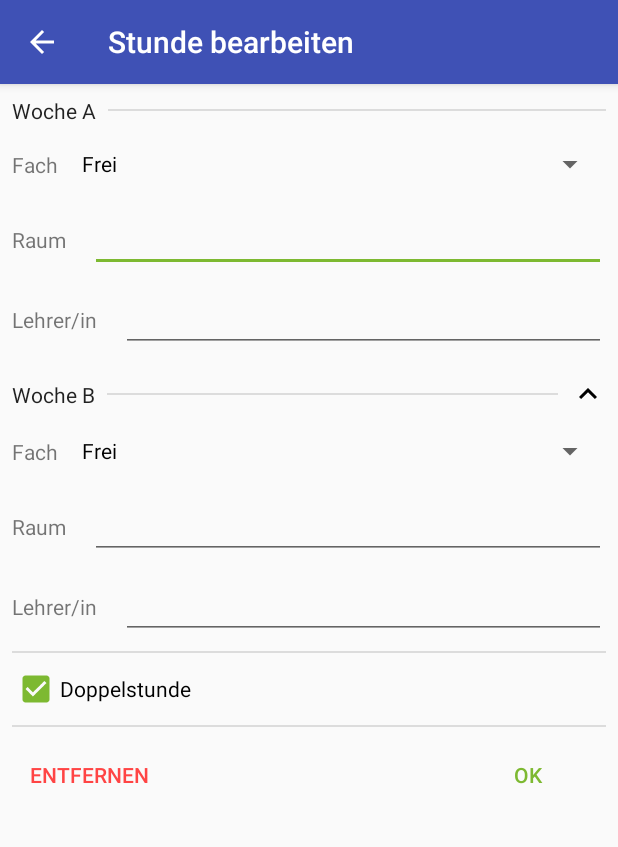
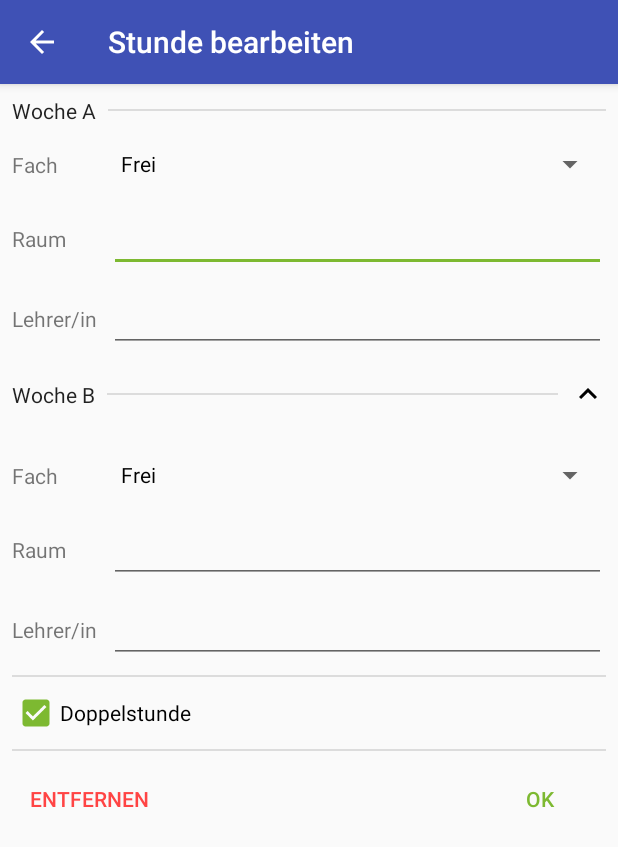
Before and after one commit to TecCheck/TG-Vertretung, an Android app: the TimeTableEditActivity screen opened directly, with no data from a screen before it, after a tap on "Woche B", on a phone screen of 412 x 824 dp. Shown: the top 847 px of the screen. Run offline under Robolectric (Android 15) with nearby library versions, the phone set to English and light mode, and no system bars; libraries missing offline, so code that uses them is left out: de.sematre.tg; 2 statements that could not run were skipped.

Commit message:
Reorganized TimeTableEdit Layout

```diff
--- a/app/src/main/java/de/coop/tgvertretung/activity/TimeTableEditActivity.java
+++ b/app/src/main/java/de/coop/tgvertretung/activity/TimeTableEditActivity.java
@@ -79,7 +79,7 @@ public class TimeTableEditActivity extends AppCompatActivity {
         removeButton = findViewById(R.id.buttonRemove);
 
         layoutB = findViewById(R.id.layoutB);
-        dividerB = findViewById(R.id.linearLayout5);
+        dividerB = findViewById(R.id.headerB);
         expander = findViewById(R.id.imageView3);
         layoutB.setVisibility(View.GONE);
         dividerB.setOnClickListener(v -> {
--- a/app/src/main/res/layout/activity_time_table_edit.xml
+++ b/app/src/main/res/layout/activity_time_table_edit.xml
@@ -1,15 +1,14 @@
 <?xml version="1.0" encoding="utf-8"?>
 <ScrollView xmlns:android="http://schemas.android.com/apk/res/android"
     xmlns:app="http://schemas.android.com/apk/res-auto"
-    xmlns:tools="http://schemas.android.com/tools"
     android:layout_width="match_parent"
     android:layout_height="match_parent">
     <android.support.constraint.ConstraintLayout
         android:layout_width="match_parent"
-        android:layout_height="match_parent">
+        android:layout_height="wrap_content">
 
         <LinearLayout
-            android:id="@+id/linearLayout1"
+            android:id="@+id/headerA"
             android:layout_width="match_parent"
             android:layout_height="match_parent"
             android:layout_marginStart="8dp"
@@ -39,50 +38,61 @@
             android:id="@+id/layoutA"
             android:layout_width="0dp"
             android:layout_height="wrap_content"
-            android:layout_marginTop="0dp"
             android:orientation="vertical"
             app:layout_constraintEnd_toEndOf="parent"
             app:layout_constraintHorizontal_bias="0.0"
             app:layout_constraintStart_toStartOf="parent"
-            app:layout_constraintTop_toBottomOf="@+id/linearLayout1"
-            app:layout_constraintVertical_bias="1.0">
+            app:layout_constraintTop_toBottomOf="@+id/headerA">
 
-            <LinearLayout
-                android:id="@+id/linearLayout2"
-                android:layout_width="match_parent"
+            <EditText
+                android:id="@+id/editTextRoom"
+                android:layout_width="0dp"
+                android:layout_height="wrap_content"
+                android:layout_marginTop="8dp"
+                android:layout_marginEnd="8dp"
+                android:inputType="text"
+                app:layout_constraintEnd_toEndOf="parent"
+                app:layout_constraintStart_toStartOf="@+id/editTextTeacher"
+                app:layout_constraintTop_toBottomOf="@+id/linearLayout9" />
+
+            <EditText
+                android:id="@+id/editTextTeacher"
+                android:layout_width="0dp"
                 android:layout_height="wrap_content"
                 android:layout_marginStart="8dp"
                 android:layout_marginTop="8dp"
                 android:layout_marginEnd="8dp"
+                android:inputType="text"
+                app:layout_constraintEnd_toEndOf="parent"
+                app:layout_constraintStart_toEndOf="@+id/textView8"
+                app:layout_constraintTop_toBottomOf="@+id/editTextRoom" />
+
+            <LinearLayout
+                android:id="@+id/linearLayout9"
+                android:layout_width="0dp"
+                android:layout_height="wrap_content"
+                android:layout_marginTop="8dp"
+                android:layout_marginEnd="8dp"
                 android:orientation="horizontal"
                 app:layout_constraintEnd_toEndOf="parent"
-                app:layout_constraintStart_toStartOf="parent"
+                app:layout_constraintStart_toStartOf="@+id/editTextRoom"
                 app:layout_constraintTop_toTopOf="parent">
 
-                <TextView
-                    android:layout_width="wrap_content"
+                <EditText
+                    android:id="@+id/editTextSubjectName"
+                    android:layout_width="match_parent"
                     android:layout_height="wrap_content"
-                    android:layout_gravity="center_vertical"
-                    android:paddingEnd="8dp"
-                    android:text="@string/subject" />
+                    android:layout_weight="1"
+                    android:hint="@string/symbol_name"
+                    android:inputType="text"
+                    android:visibility="gone" />
 
                 <EditText
                     android:id="@+id/editTextSubject"
                     android:layout_width="match_parent"
                     android:layout_height="wrap_content"
-                    android:layout_marginStart="16dp"
                     android:layout_weight="1"
                     android:hint="@string/symbol"
-                    android:inputType="text"
-                    android:visibility="gone" />
-
-                <EditText
-                    android:id="@+id/editTextSubjectName"
-                    android:layout_width="match_parent"
-                    android:layout_height="wrap_content"
-                    android:layout_marginStart="16dp"
-                    android:layout_weight="1"
-                    android:hint="@string/symbol_name"
                     android:inputType="text"
                     android:visibility="gone" />
 
@@ -90,64 +100,43 @@
                     android:id="@+id/spinner"
                     android:layout_width="match_parent"
                     android:layout_height="wrap_content"
-                    android:spinnerMode="dropdown"
-                    android:visibility="visible" />
-
+                    android:spinnerMode="dropdown" />
             </LinearLayout>
 
-            <LinearLayout
-                android:id="@+id/linearLayout3"
-                android:layout_width="match_parent"
+            <TextView
+                android:layout_width="wrap_content"
                 android:layout_height="wrap_content"
                 android:layout_marginStart="8dp"
-                android:layout_marginTop="8dp"
-                android:layout_marginEnd="8dp"
-                android:orientation="horizontal"
-                app:layout_constraintEnd_toEndOf="parent"
+                android:text="@string/room"
+                app:layout_constraintBottom_toBottomOf="@+id/editTextRoom"
                 app:layout_constraintStart_toStartOf="parent"
-                app:layout_constraintTop_toBottomOf="@+id/linearLayout2">
+                app:layout_constraintTop_toTopOf="@+id/editTextRoom" />
 
-                <TextView
-                    android:layout_width="wrap_content"
-                    android:layout_height="wrap_content"
-                    android:text="@string/room" />
+            <TextView
+                android:id="@+id/textView7"
+                android:layout_width="wrap_content"
+                android:layout_height="wrap_content"
+                android:layout_gravity="center_vertical"
+                android:layout_marginStart="8dp"
+                android:paddingEnd="8dp"
+                android:text="@string/subject"
+                app:layout_constraintBottom_toBottomOf="@+id/linearLayout9"
+                app:layout_constraintStart_toStartOf="parent"
+                app:layout_constraintTop_toTopOf="@+id/linearLayout9" />
 
-                <EditText
-                    android:id="@+id/editTextRoom"
-                    android:layout_width="match_parent"
-                    android:layout_height="wrap_content"
-                    android:layout_marginStart="16dp"
-                    android:inputType="text" />
-            </LinearLayout>
-
-            <LinearLayout
-                android:id="@+id/linearLayout4"
-                android:layout_width="match_parent"
+            <TextView
+                android:id="@+id/textView8"
+                android:layout_width="wrap_content"
                 android:layout_height="wrap_content"
                 android:layout_marginStart="8dp"
-                android:layout_marginTop="8dp"
-                android:layout_marginEnd="8dp"
-                android:orientation="horizontal"
-                app:layout_constraintEnd_toEndOf="parent"
+                android:text="@string/teacher"
+                app:layout_constraintBottom_toBottomOf="@+id/editTextTeacher"
                 app:layout_constraintStart_toStartOf="parent"
-                app:layout_constraintTop_toBottomOf="@+id/linearLayout3">
-
-                <TextView
-                    android:layout_width="wrap_content"
-                    android:layout_height="wrap_content"
-                    android:text="@string/teacher" />
-
-                <EditText
-                    android:id="@+id/editTextTeacher"
-                    android:layout_width="match_parent"
-                    android:layout_height="wrap_content"
-                    android:layout_marginStart="16dp"
-                    android:inputType="text" />
-            </LinearLayout>
+                app:layout_constraintTop_toTopOf="@+id/editTextTeacher" />
         </android.support.constraint.ConstraintLayout>
 
         <android.support.constraint.ConstraintLayout
-            android:id="@+id/linearLayout5"
+            android:id="@+id/headerB"
             android:layout_width="match_parent"
             android:layout_height="wrap_content"
             android:layout_marginStart="8dp"
@@ -193,32 +182,46 @@
             android:id="@+id/layoutB"
             android:layout_width="0dp"
             android:layout_height="wrap_content"
-            android:layout_marginTop="0dp"
+            android:layout_marginTop="16dp"
             android:orientation="vertical"
             app:layout_constraintEnd_toEndOf="parent"
-            app:layout_constraintHorizontal_bias="0.0"
+            app:layout_constraintHorizontal_bias="1.0"
             app:layout_constraintStart_toStartOf="parent"
-            app:layout_constraintTop_toBottomOf="@+id/linearLayout5"
-            app:layout_constraintVertical_bias="1.0">
+            app:layout_constraintTop_toBottomOf="@+id/headerB">
 
-            <LinearLayout
-                android:id="@+id/linearLayout6"
-                android:layout_width="match_parent"
+            <EditText
+                android:id="@+id/editTextRoomB"
+                android:layout_width="0dp"
+                android:layout_height="wrap_content"
+                android:layout_marginTop="8dp"
+                android:layout_marginEnd="8dp"
+                android:inputType="text"
+                app:layout_constraintEnd_toEndOf="parent"
+                app:layout_constraintStart_toStartOf="@+id/editTextTeacherB"
+                app:layout_constraintTop_toBottomOf="@+id/linearLayout6" />
+
+            <EditText
+                android:id="@+id/editTextTeacherB"
+                android:layout_width="0dp"
                 android:layout_height="wrap_content"
                 android:layout_marginStart="8dp"
                 android:layout_marginTop="8dp"
                 android:layout_marginEnd="8dp"
+                android:inputType="text"
+                app:layout_constraintEnd_toEndOf="parent"
+                app:layout_constraintStart_toEndOf="@+id/textView10"
+                app:layout_constraintTop_toBottomOf="@+id/editTextRoomB" />
+
+            <LinearLayout
+                android:id="@+id/linearLayout6"
+                android:layout_width="0dp"
+                android:layout_height="wrap_content"
+                android:layout_marginTop="8dp"
+                android:layout_marginEnd="8dp"
                 android:orientation="horizontal"
                 app:layout_constraintEnd_toEndOf="parent"
-                app:layout_constraintStart_toStartOf="parent"
+                app:layout_constraintStart_toStartOf="@+id/editTextRoomB"
                 app:layout_constraintTop_toTopOf="parent">
-
-                <TextView
-                    android:layout_width="wrap_content"
-                    android:layout_height="wrap_content"
-                    android:layout_gravity="center_vertical"
-                    android:paddingEnd="8dp"
-                    android:text="@string/subject" />
 
                 <EditText
                     android:id="@+id/editTextSubjectB"
@@ -249,55 +252,36 @@
 
             </LinearLayout>
 
-            <LinearLayout
-                android:id="@+id/linearLayout7"
-                android:layout_width="match_parent"
+            <TextView
+                android:id="@+id/textView9"
+                android:layout_width="wrap_content"
+                android:layout_height="wrap_content"
+                android:layout_gravity="center_vertical"
+                android:layout_marginStart="8dp"
+                android:paddingEnd="8dp"
+                android:text="@string/subject"
+                app:layout_constraintBottom_toBottomOf="@+id/linearLayout6"
+                app:layout_constraintStart_toStartOf="parent"
+                app:layout_constraintTop_toTopOf="@+id/linearLayout6" />
+
+            <TextView
+                android:id="@+id/textView10"
+                android:layout_width="wrap_content"
                 android:layout_height="wrap_content"
                 android:layout_marginStart="8dp"
-                android:layout_marginTop="8dp"
-                android:layout_marginEnd="8dp"
-                android:orientation="horizontal"
-                app:layout_constraintEnd_toEndOf="parent"
+                android:text="@string/teacher"
+                app:layout_constraintBottom_toBottomOf="@+id/editTextTeacherB"
                 app:layout_constraintStart_toStartOf="parent"
-                app:layout_constraintTop_toBottomOf="@+id/linearLayout6">
+                app:layout_constraintTop_toTopOf="@+id/editTextTeacherB" />
 
-                <TextView
-                    android:layout_width="wrap_content"
-                    android:layout_height="wrap_content"
-                    android:text="@string/room" />
-
-                <EditText
-                    android:id="@+id/editTextRoomB"
-                    android:layout_width="match_parent"
-                    android:layout_height="wrap_content"
-                    android:layout_marginStart="16dp"
-                    android:inputType="text" />
-            </LinearLayout>
-
-            <LinearLayout
-                android:id="@+id/linearLayout8"
-                android:layout_width="match_parent"
+            <TextView
+                android:layout_width="wrap_content"
                 android:layout_height="wrap_content"
                 android:layout_marginStart="8dp"
-                android:layout_marginTop="8dp"
-                android:layout_marginEnd="8dp"
-                android:orientation="horizontal"
-                app:layout_constraintEnd_toEndOf="parent"
+                android:text="@string/room"
+                app:layout_constraintBottom_toBottomOf="@+id/editTextRoomB"
                 app:layout_constraintStart_toStartOf="parent"
-                app:layout_constraintTop_toBottomOf="@+id/linearLayout7">
-
-                <TextView
-                    android:layout_width="wrap_content"
-                    android:layout_height="wrap_content"
-                    android:text="@string/teacher" />
-
-                <EditText
-                    android:id="@+id/editTextTeacherB"
-                    android:layout_width="match_parent"
-                    android:layout_height="wrap_content"
-                    android:layout_marginStart="16dp"
-                    android:inputType="text" />
-            </LinearLayout>
+                app:layout_constraintTop_toTopOf="@+id/editTextRoomB" />
 
         </android.support.constraint.ConstraintLayout>
 
@@ -315,11 +299,12 @@
 
         <CheckBox
             android:id="@+id/checkBoxDouble"
-            android:layout_width="wrap_content"
+            android:layout_width="0dp"
             android:layout_height="wrap_content"
             android:layout_marginStart="8dp"
             android:layout_marginTop="8dp"
             android:text="@string/double_class"
+            app:layout_constraintEnd_toEndOf="parent"
             app:layout_constraintStart_toStartOf="parent"
             app:layout_constraintTop_toBottomOf="@+id/divider9" />
 
@@ -341,7 +326,7 @@
             android:layout_width="wrap_content"
             android:layout_height="wrap_content"
             android:layout_marginTop="8dp"
-            android:layout_marginEnd="16dp"
+            android:layout_marginEnd="8dp"
             android:layout_marginBottom="16dp"
             android:text="@android:string/ok"
             app:layout_constraintBottom_toBottomOf="parent"
```
